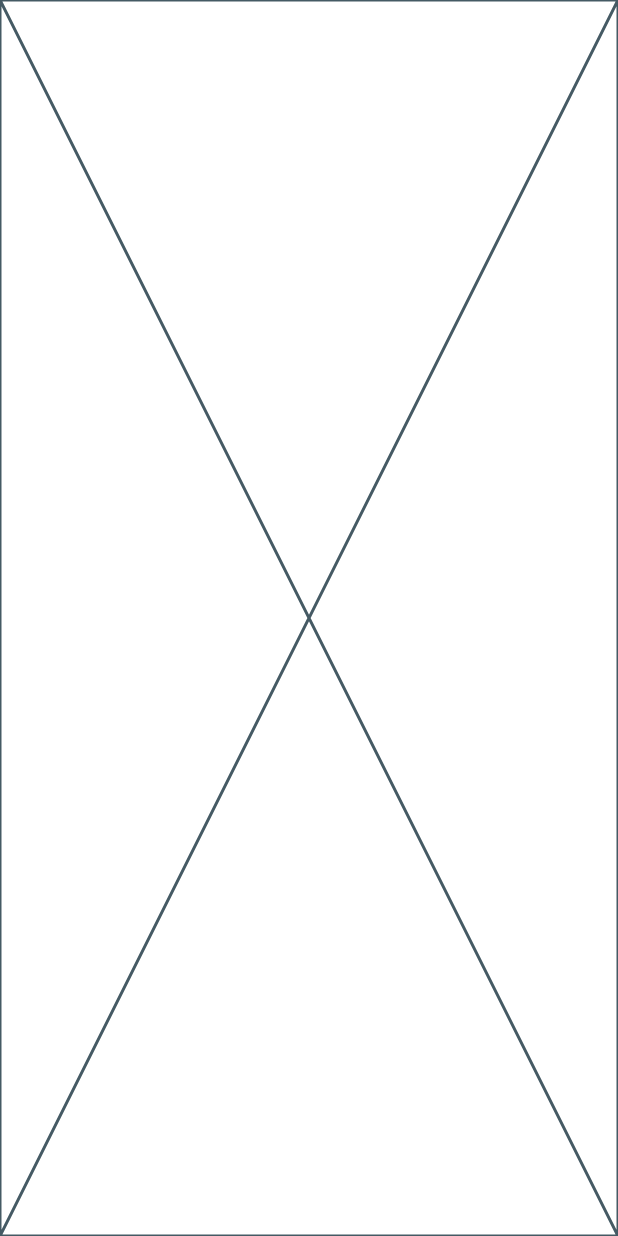
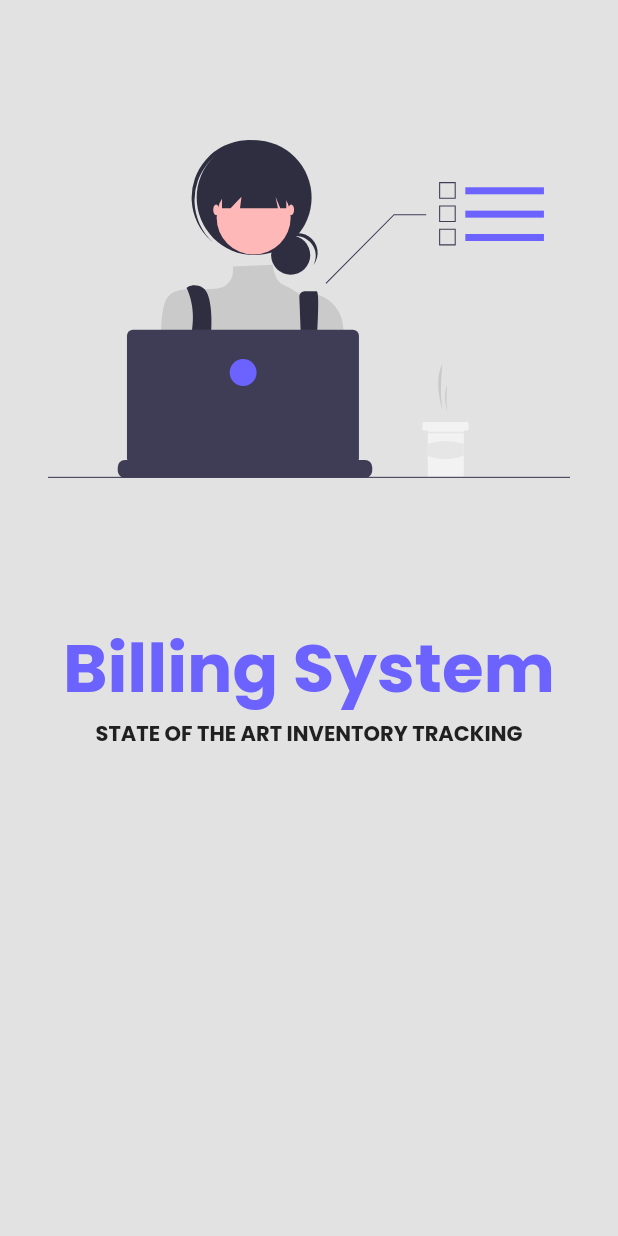
Before and after one commit to emilbarranco/billing_system_v1, a Flutter app: the screen it shows after launch, on a phone screen of 412 x 824 dp. Run offline on Flutter 3.47's test engine with Material 2 defaults, Android fonts, the phone set to English and light mode, and no system bars; our stand-ins replace flutter_svg, google_fonts.

Commit message:
Welcome Screen Created
- Updated the readme's preview image.
- Defined constants for styling.
- Installed flutter_svg package to display svgs through the project.
- Updated the main file's theme data.

```diff
--- /dev/null
+++ b/lib/constants.dart
@@ -0,0 +1,5 @@
+import 'package:flutter/material.dart';
+
+const primaryColor = Color(0xFF6c63ff);
+const primaryDark = Color(0xFF202020);
+const lightBgColor = Color(0xFFe2e2e2);
--- a/lib/main.dart
+++ b/lib/main.dart
@@ -1,4 +1,7 @@
+import 'package:billing_system_v1/constants.dart';
+import 'package:billing_system_v1/screens/welcome_screen.dart';
 import 'package:flutter/material.dart';
+import 'package:google_fonts/google_fonts.dart';
 
 void main() {
   runApp(const Core());
@@ -9,9 +12,25 @@ class Core extends StatelessWidget {
 
   @override
   Widget build(BuildContext context) {
-    return const MaterialApp(
+    return MaterialApp(
       debugShowCheckedModeBanner: false,
-      home: Placeholder(),
+      title: "Auth Screen 1",
+      theme: ThemeData(
+        fontFamily: GoogleFonts.poppins().fontFamily,
+        primaryColor: primaryColor,
+        scaffoldBackgroundColor: lightBgColor,
+        textTheme: const TextTheme(
+          displaySmall: TextStyle(
+            color: primaryColor,
+            fontWeight: FontWeight.bold,
+          ),
+          labelLarge: TextStyle(
+            color: primaryDark,
+            fontWeight: FontWeight.bold,
+          ),
+        ),
+      ),
+      home: const WelcomeScreen(),
     );
   }
 }
--- /dev/null
+++ b/lib/screens/login_screen.dart
@@ -0,0 +1,10 @@
+import 'package:flutter/material.dart';
+
+class LoginScreen extends StatelessWidget {
+  const LoginScreen({super.key});
+
+  @override
+  Widget build(BuildContext context) {
+    return const Placeholder();
+  }
+}
--- /dev/null
+++ b/lib/screens/welcome_screen.dart
@@ -0,0 +1,49 @@
+import 'package:billing_system_v1/constants.dart';
+import 'package:flutter/material.dart';
+import 'package:flutter_svg/flutter_svg.dart';
+import 'package:google_fonts/google_fonts.dart';
+
+const String svgAsset = 'assets/welcome.svg';
+final Widget svg = SvgPicture.asset(svgAsset, semanticsLabel: 'Welcome SVG');
+
+class WelcomeScreen extends StatelessWidget {
+  const WelcomeScreen({super.key});
+
+  @override
+  Widget build(BuildContext context) {
+    return Scaffold(
+      body: Column(
+        children: [
+          Expanded(
+            flex: 1,
+            child: Padding(
+              padding: const EdgeInsets.all(32.0),
+              child: SvgPicture.asset(svgAsset),
+            ),
+          ),
+          Expanded(
+            child: Column(
+              children: [
+                RichText(
+                  textAlign: TextAlign.center,
+                  text: TextSpan(
+                    children: [
+                      TextSpan(
+                        text: "Billing System\n",
+                        style: Theme.of(context).textTheme.displaySmall,
+                      ),
+                      TextSpan(
+                        text: "STATE OF THE ART INVENTORY TRACKING",
+                        style: Theme.of(context).textTheme.labelLarge,
+                      )
+                    ],
+                  ),
+                ),
+              ],
+            ),
+          )
+        ],
+      ),
+    );
+  }
+}
--- a/pubspec.yaml
+++ b/pubspec.yaml
@@ -17,13 +17,13 @@ dependencies:
 
   cupertino_icons: ^1.0.2
   google_fonts: ^4.0.3
+  flutter_svg: ^2.0.2
 
 dev_dependencies:
   flutter_test:
     sdk: flutter
 
   flutter_lints: ^2.0.0
-
 
 flutter:
 
```
Also changed, not shown: assets/preview1.png (added), assets/welcome.svg (added), lib/screens/splash_screen.dart (deleted), pubspec.lock, 1 other file.
